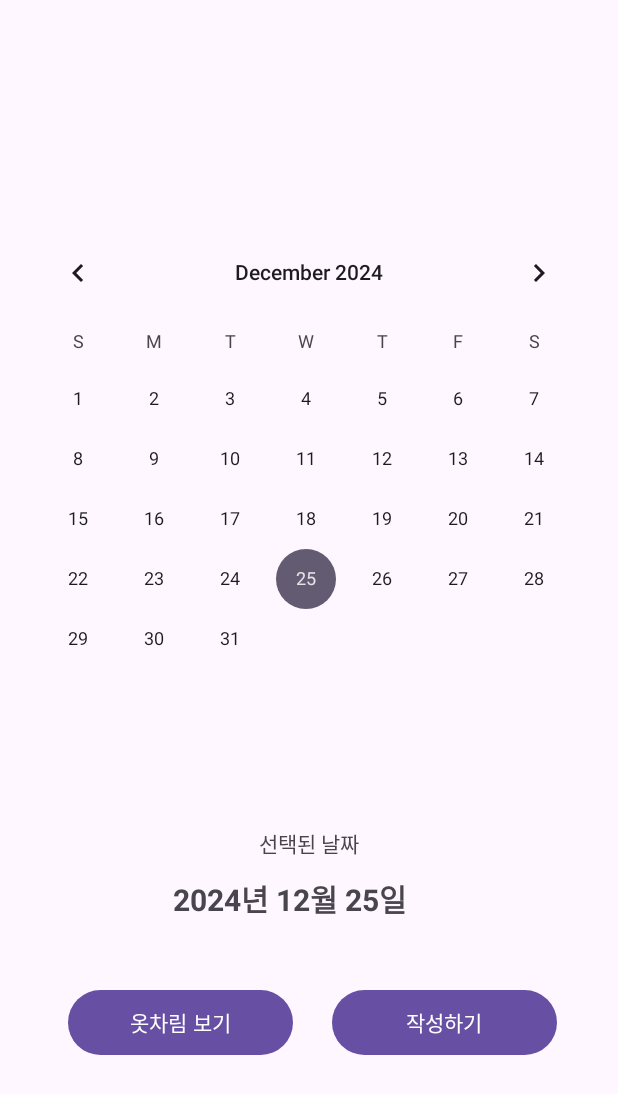
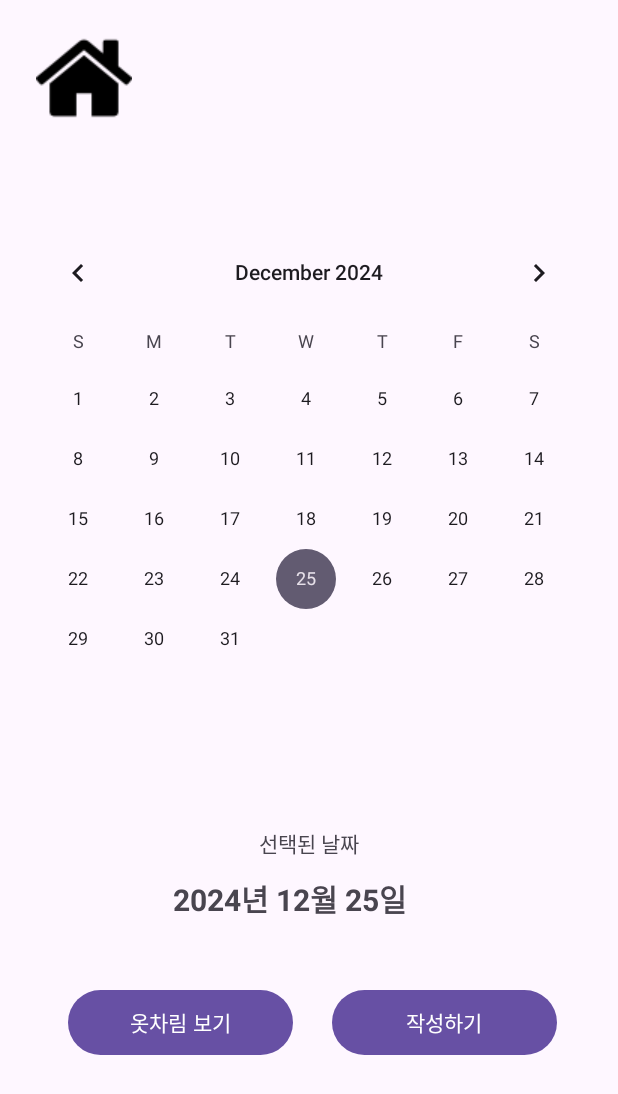
Before and after one commit to hsjsstn/TodaysOutfit, an Android app: the DiaryCalendarActivity screen opened directly, with no data from a screen before it, on a phone screen of 412 x 824 dp. Shown: the top 1094 px of the screen. Run offline under Robolectric (Android 15) with nearby library versions, the phone set to English and light mode, and no system bars; Roboto replaces fonts that are not available here.

Commit message:
홈 화면 이동하기 추가

```diff
--- a/app/src/main/java/ddwu/com/mobile/project/todaysoutfit/ui/activity/DiaryCalendarActivity.kt
+++ b/app/src/main/java/ddwu/com/mobile/project/todaysoutfit/ui/activity/DiaryCalendarActivity.kt
@@ -16,6 +16,7 @@ import java.util.Calendar
 import java.util.Locale
 import android.app.AlertDialog
 import android.util.Log
+import android.widget.ImageButton
 
 
 class DiaryCalendarActivity : AppCompatActivity() {
@@ -45,6 +46,12 @@ class DiaryCalendarActivity : AppCompatActivity() {
             // 선택된 날짜 형식 설정
             selectedDate = String.format("%04d년 %02d월 %02d일", year, month + 1, dayOfMonth)
             selectedDateTextView.text = selectedDate // TextView에 표시
+        }
+
+        val goToHomeButton = findViewById<ImageButton>(R.id.goToHome)
+        goToHomeButton.setOnClickListener {
+            val intent = Intent(this, MainActivity::class.java)
+            startActivity(intent)
         }
 
         // 옷차림 보기 버튼 클릭 이벤트
--- a/app/src/main/res/layout/activity_diary_calendar.xml
+++ b/app/src/main/res/layout/activity_diary_calendar.xml
@@ -63,4 +63,18 @@
         app:layout_constraintEnd_toEndOf="parent"
         app:layout_constraintStart_toStartOf="parent"
         app:layout_constraintTop_toBottomOf="@+id/calendarView" />
+
+    <ImageButton
+        android:id="@+id/goToHome"
+        android:layout_width="79dp"
+        android:layout_height="77dp"
+        android:layout_marginStart="16dp"
+        android:background="@null"
+        app:layout_constraintBottom_toTopOf="@+id/calendarView"
+        app:layout_constraintStart_toStartOf="parent"
+        app:layout_constraintTop_toTopOf="parent"
+        app:layout_constraintVertical_bias="0.19"
+        android:contentDescription="홈으로 이동"
+        app:srcCompat="@drawable/home" />
+
 </androidx.constraintlayout.widget.ConstraintLayout>
```
Also changed, not shown: app/src/main/res/drawable/home.png (added).
